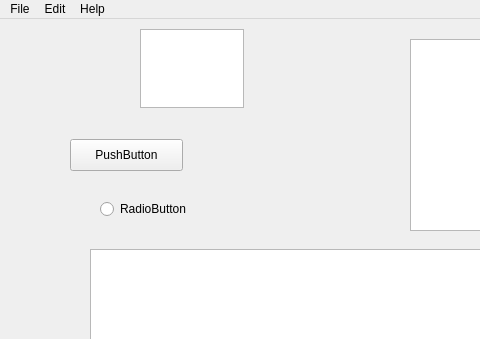
First picture: the form in gui_file.ui, repository anhnda/DemoApp, before the edit; both pictures show x 0 to 480 and y 0 to 339 of the 821 by 570 pixel window.
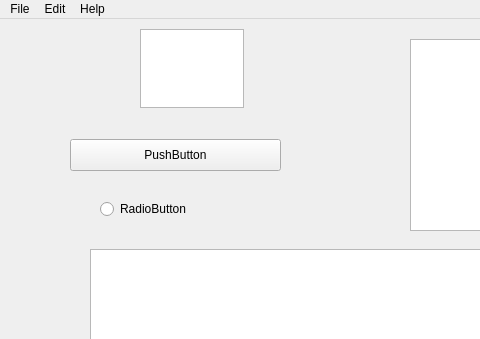
Second picture: the form after the edit.

The edit to the form file:
```diff
--- a/gui_file.ui
+++ b/gui_file.ui
@@ -62,7 +62,7 @@
      <rect>
       <x>70</x>
       <y>120</y>
-      <width>113</width>
+      <width>211</width>
       <height>32</height>
      </rect>
     </property>
@@ -89,7 +89,7 @@
      <rect>
       <x>100</x>
       <y>180</y>
-      <width>101</width>
+      <width>221</width>
       <height>20</height>
      </rect>
     </property>
```
